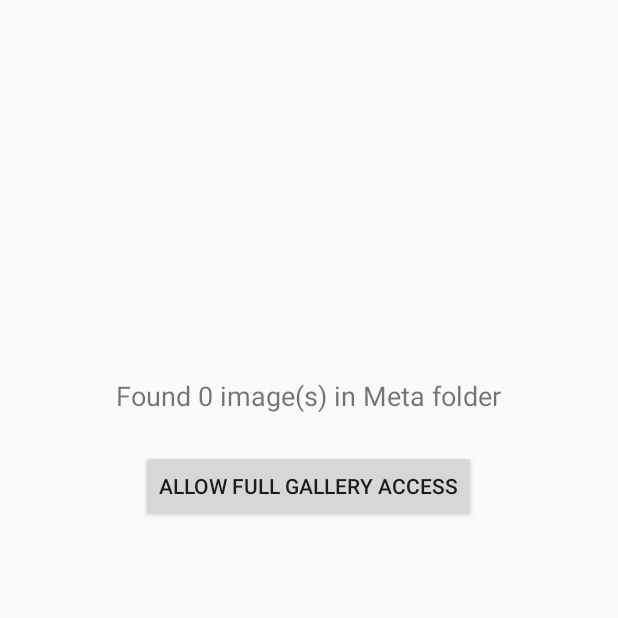
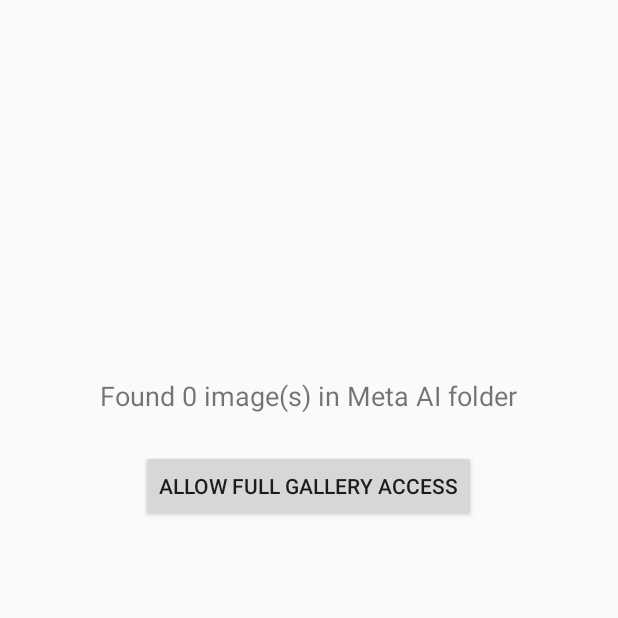
Before and after one commit to neonphyte/ITP_IS19, an Android app built with Jetpack Compose: the screen it shows after launch (MainActivity), after a tap on "ALLOW FULL GALLERY ACCESS", on a phone screen of 412 x 824 dp, the top half of it. Run offline under Robolectric (Android 15) with nearby library versions, the phone set to English and light mode, and no system bars.

Commit message:
Read Meta AI folder

```diff
--- a/app/src/main/java/com/example/meta_glasses_prototype/MainActivity.kt
+++ b/app/src/main/java/com/example/meta_glasses_prototype/MainActivity.kt
@@ -29,11 +29,11 @@ class MainActivity : AppCompatActivity() {
             helloText.text = "Full gallery access granted ✅"
 
             // MediaScanner running
-            val imageUris = MediaScanner.getImagesFromMetaFolder(this)
-            helloText.text = "Found ${imageUris.size} image(s) in Meta folder"
+            val imageUris = MediaScanner.getImagesFromMetaAIFolder(this)
+            helloText.text = "Found ${imageUris.size} image(s) in Meta AI folder"
 
             if (imageUris.isNotEmpty()) {
-                imageView.setImageURI(imageUris[0]) // show the first image
+                imageView.setImageURI(imageUris[0]) // Show preview
             }
         } else if (Build.VERSION.SDK_INT >= 34) {
             // Show dialog only if Android 14+ (API 34) and permission partially granted
--- a/app/src/main/java/com/example/meta_glasses_prototype/MediaScanner.kt
+++ b/app/src/main/java/com/example/meta_glasses_prototype/MediaScanner.kt
@@ -2,7 +2,6 @@ package com.example.meta_glasses_prototype
 
 import android.content.ContentUris
 import android.content.Context
-import android.database.Cursor
 import android.net.Uri
 import android.os.Build
 import android.provider.MediaStore
@@ -11,16 +10,16 @@ import android.util.Log
 object MediaScanner {
 
     private const val TAG = "MediaScanner"
-    private const val META_FOLDER_NAME = "DCIM/Meta" // 🔁 Adjust if needed
+    private const val META_FOLDER_NAME = "Download/Meta AI"
 
-    fun getImagesFromMetaFolder(context: Context): List<Uri> {
+    fun getImagesFromMetaAIFolder(context: Context): List<Uri> {
         val imageUris = mutableListOf<Uri>()
 
-        val collection: Uri = MediaStore.Images.Media.EXTERNAL_CONTENT_URI
+        val collection = MediaStore.Images.Media.EXTERNAL_CONTENT_URI
         val projection = arrayOf(
             MediaStore.Images.Media._ID,
             MediaStore.Images.Media.DISPLAY_NAME,
-            MediaStore.Images.Media.RELATIVE_PATH // Android 10+
+            MediaStore.Images.Media.RELATIVE_PATH
         )
 
         val selection: String
@@ -31,7 +30,7 @@ object MediaScanner {
             selection = "${MediaStore.Images.Media.RELATIVE_PATH} LIKE ?"
             selectionArgs = arrayOf("%$META_FOLDER_NAME%")
         } else {
-            // Legacy fallback — scan full path
+            // Legacy fallback — check full DATA path
             selection = "${MediaStore.Images.Media.DATA} LIKE ?"
             selectionArgs = arrayOf("%/$META_FOLDER_NAME/%")
         }
@@ -50,7 +49,7 @@ object MediaScanner {
                 val uri = ContentUris.withAppendedId(collection, id)
                 imageUris.add(uri)
             }
-        } ?: Log.w(TAG, "No images found in Meta folder")
+        } ?: Log.w(TAG, "No images found in folder: $META_FOLDER_NAME")
 
         return imageUris
     }
```
